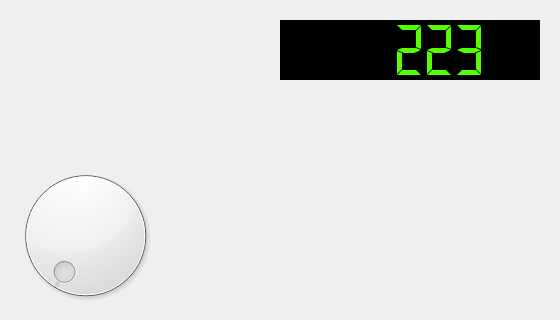
Qt form demo/tablero.ui (Subtes/proyecto_subtes) before a commit; both pictures show x 0 to 560 and y 280 to 600 of the 800 by 600 pixel window.
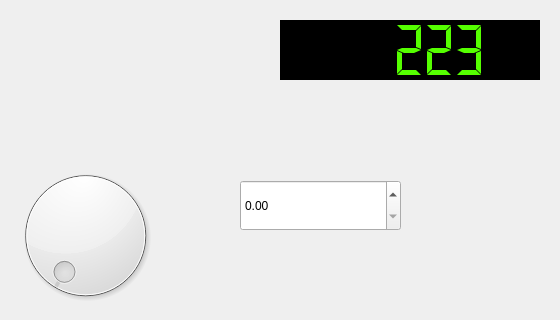
The same form after that commit. Icons and pictures are not drawn. Custom widgets are drawn as their Qt base class.

```diff
--- a/demo/tablero.ui
+++ b/demo/tablero.ui
@@ -124,6 +124,16 @@
      <number>1</number>
     </property>
    </widget>
+   <widget class="QDoubleSpinBox" name="doubleSpinBox">
+    <property name="geometry">
+     <rect>
+      <x>240</x>
+      <y>460</y>
+      <width>161</width>
+      <height>51</height>
+     </rect>
+    </property>
+   </widget>
   </widget>
  </widget>
  <layoutdefault spacing="6" margin="11"/>
```
Left out of the diff: 2 changed lines with no effect on the pictures.
